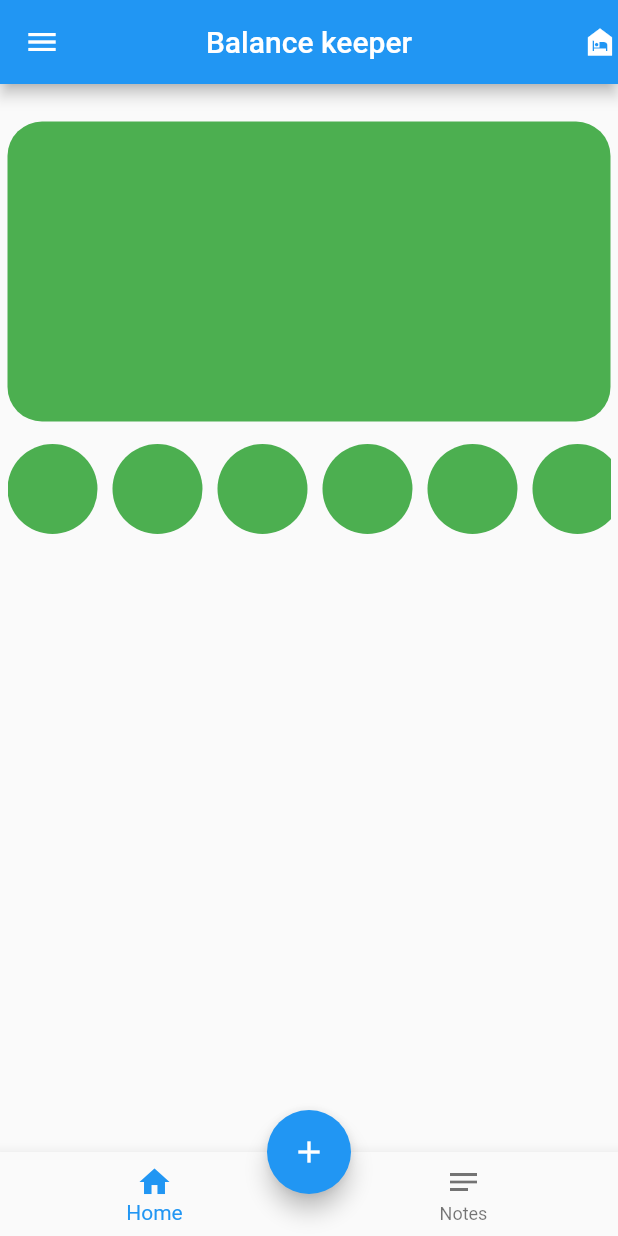
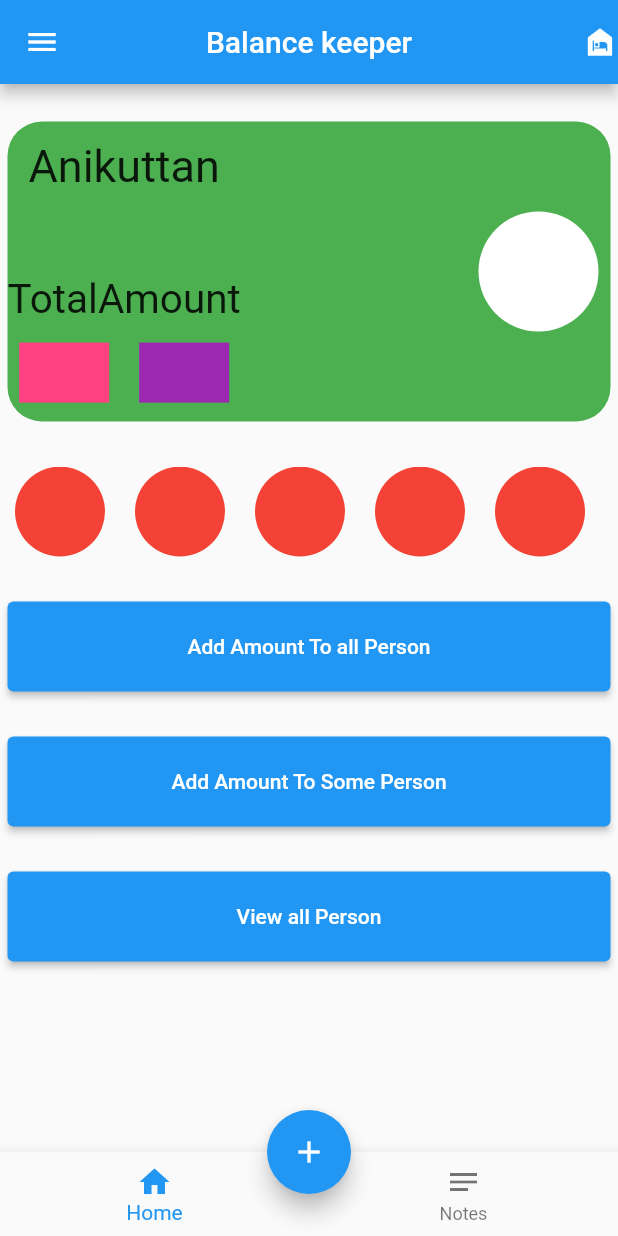
Before and after one commit to anivkuttan/Balance_keeper_sql, a Flutter app: the screen it shows after launch, on a phone screen of 412 x 824 dp. Run offline on Flutter 3.47's test engine with Material 2 defaults, Android fonts, the light colour scheme and no system bars.

Commit message:
thired commit

```diff
--- a/lib/Pages/home_page.dart
+++ b/lib/Pages/home_page.dart
@@ -48,6 +48,7 @@ class _HomePageState extends State<HomePage> {
       child: Padding(
         padding: const EdgeInsets.all(5.0),
         child: Column(
+          mainAxisAlignment: MainAxisAlignment.start,
           children: [
             Container(
                 margin: const EdgeInsets.only(top: 20),
@@ -57,24 +58,86 @@ class _HomePageState extends State<HomePage> {
                   color: Colors.green,
                   borderRadius: BorderRadius.circular(23),
                 ),
+                child: Row(
+                  mainAxisAlignment: MainAxisAlignment.spaceBetween,
+                  children: [
+                    Column(
+                      mainAxisAlignment: MainAxisAlignment.spaceEvenly,
+                      children: [
+                        const Text(
+                          'Anikuttan',
+                          style: TextStyle(fontSize: 30),
                         ),
-            const SizedBox(height: 15),
+                        const SizedBox(
+                          height: 30,
+                        ),
+                        const Text(
+                          'TotalAmount',
+                          style: TextStyle(fontSize: 27),
+                        ),
+                        Row(
+                          children: [
+                            Container(height: 40, width: 60, color: Colors.pinkAccent),
+                            const SizedBox(width: 20),
+                            Container(height: 40, width: 60, color: Colors.purple),
+                          ],
+                        ),
+                      ],
+                    ),
+                    const Padding(
+                      padding: EdgeInsets.all(8.0),
+                      child: CircleAvatar(
+                        backgroundColor: Colors.white,
+                        radius: 40,
+                      ),
+                    )
+                  ],
+                )),
+            const SizedBox(height: 30),
             SizedBox(
               height: 60,
               width: double.maxFinite,
               child: ListView.separated(
                   scrollDirection: Axis.horizontal,
+                  physics: const BouncingScrollPhysics(),
                   itemBuilder: (context, index) {
                     return const CircleAvatar(
-                      backgroundColor: Colors.green,
-                      radius: 30,
+                      backgroundColor: Colors.red,
+                      radius: 35,
                     );
                   },
                   separatorBuilder: (context, index) {
                     return const SizedBox(width: 10);
                   },
                   itemCount: item.length),
-            )
+            ),
+            const SizedBox(height: 30),
+            SizedBox(
+              height: 60,
+              width: double.maxFinite,
+              child: ElevatedButton(
+                onPressed: () {},
+                child: const Text('Add Amount To all Person'),
+              ),
+            ),
+            const SizedBox(height: 30),
+            SizedBox(
+              height: 60,
+              width: double.maxFinite,
+              child: ElevatedButton(
+                onPressed: () {},
+                child: const Text('Add Amount To Some Person'),
+              ),
+            ),
+            const SizedBox(height: 30),
+            SizedBox(
+              height: 60,
+              width: double.maxFinite,
+              child: ElevatedButton(
+                onPressed: () {},
+                child: const Text('View all Person'),
+              ),
+            ),
           ],
         ),
       ),
```
Lines whose indentation alone changed are shown as unchanged.
